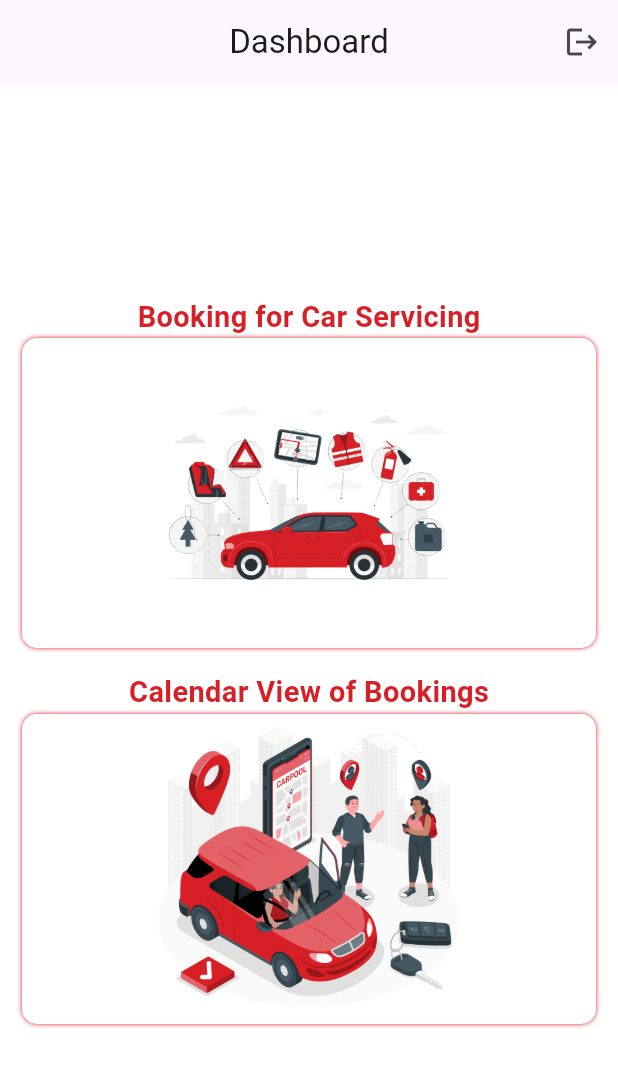
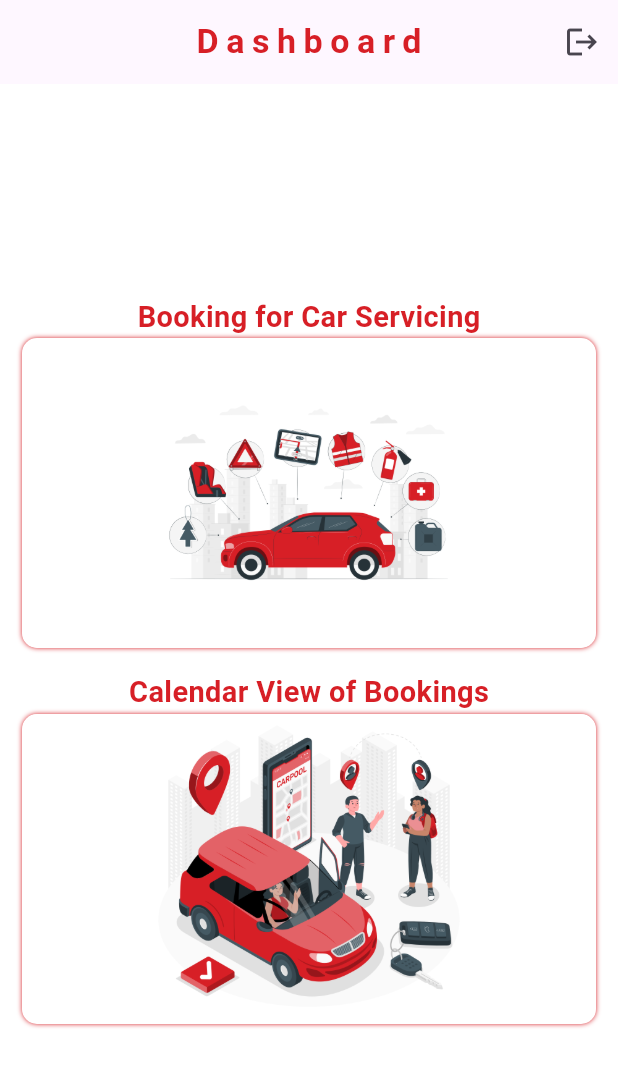
Before and after one commit to Tanjid470/ichiban_auto, a Flutter app: the screen it shows once a user with an empty profile is signed in, on a phone screen of 412 x 824 dp. Shown: the top 1067 px of the screen. Run offline on Flutter 3.47's test engine with Material 3 defaults, Android fonts, the phone set to English and light mode, and no system bars; our stand-ins replace animated_splash_screen, animated_text_kit, firebase_auth, firebase_core, flutter_smart_dialog, get and 1 more; missing offline and left inert: gsheets; accounts and stored records are empty.

Commit message:
appbar change

```diff
--- a/lib/module/home/view/home_screen.dart
+++ b/lib/module/home/view/home_screen.dart
@@ -3,6 +3,7 @@ import 'package:firebase_auth/firebase_auth.dart';
 import 'package:flutter/material.dart';
 import 'package:ichiban_auto/config/responsive_scale.dart';
 import 'package:ichiban_auto/const/app_color.dart';
+import 'package:ichiban_auto/const/app_text_style.dart';
 
 import '../../../const/dynamic_font.dart';
 import '../../booking/view/car_service_booking_screen.dart';
@@ -30,8 +31,12 @@ class _HomeScreenState extends State<HomeScreen> {
               },
               icon: const Icon(Icons.logout))
         ],
-        title: const Text('Dashboard'),
+        title:  Text('Dashboard',
+          style: customSize(TextSize.font24(context),AppColors.baseColorRed),
+
+        ),
         centerTitle: true,
+        titleSpacing: 10,
       ),
       body: Container(
         padding: const EdgeInsets.symmetric(horizontal: 15,vertical: 10),
```
